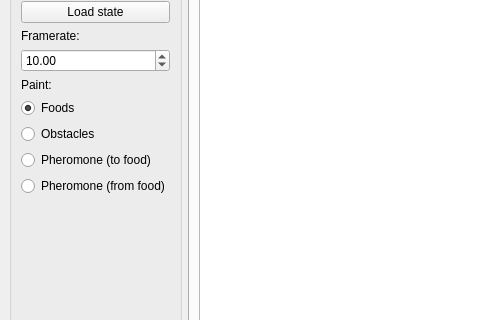
This is mainwindow.ui in Kamilcuk/Anthill as Qt 5 draws it before an edit; both pictures show x 0 to 480 and y 140 to 460 of the 924 by 701 pixel window. The edited form follows.
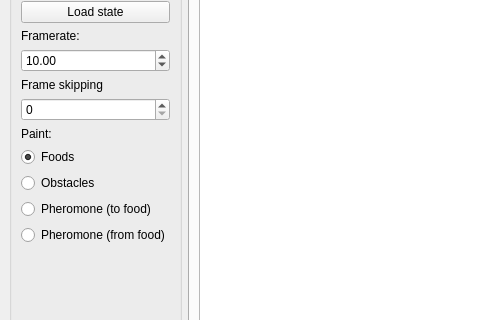
This is the edited form.

Commit message: frame skipping

```diff
--- a/mainwindow.ui
+++ b/mainwindow.ui
@@ -72,6 +72,20 @@
          </property>
         </widget>
        </item>
+       <item>
+        <widget class="QLabel" name="label">
+         <property name="text">
+          <string>Frame skipping</string>
+         </property>
+        </widget>
+       </item>
+       <item>
+        <widget class="QSpinBox" name="frameSkipping">
+         <property name="maximum">
+          <number>1000000</number>
+         </property>
+        </widget>
+       </item>
        <item>
         <widget class="QLabel" name="label_3">
          <property name="text">
```
Left out of the diff: 4 changed lines with no effect on the pictures. The commit also changes 3 other files.
